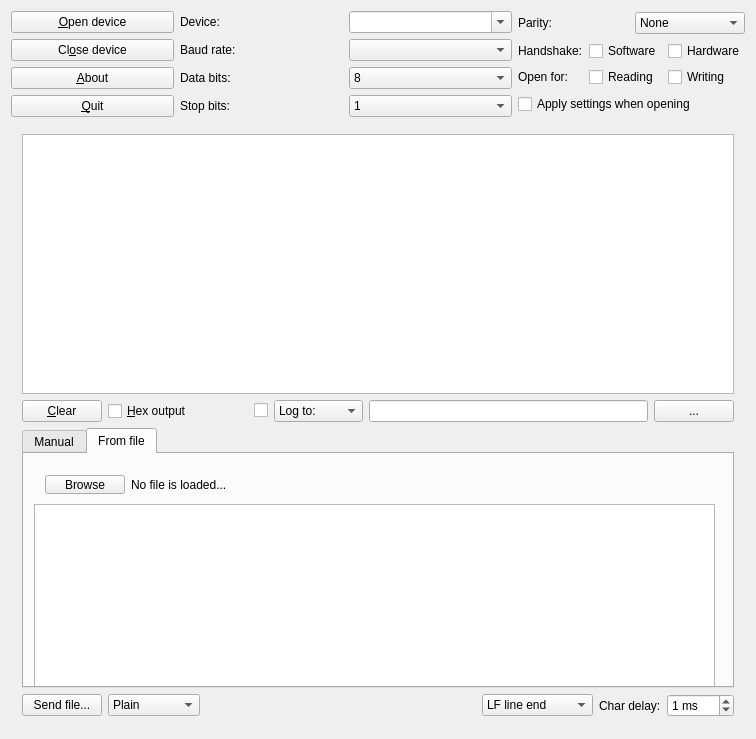
First picture: the form in cutecommdlg.ui, repository impegoraro/cutecom, before the edit.
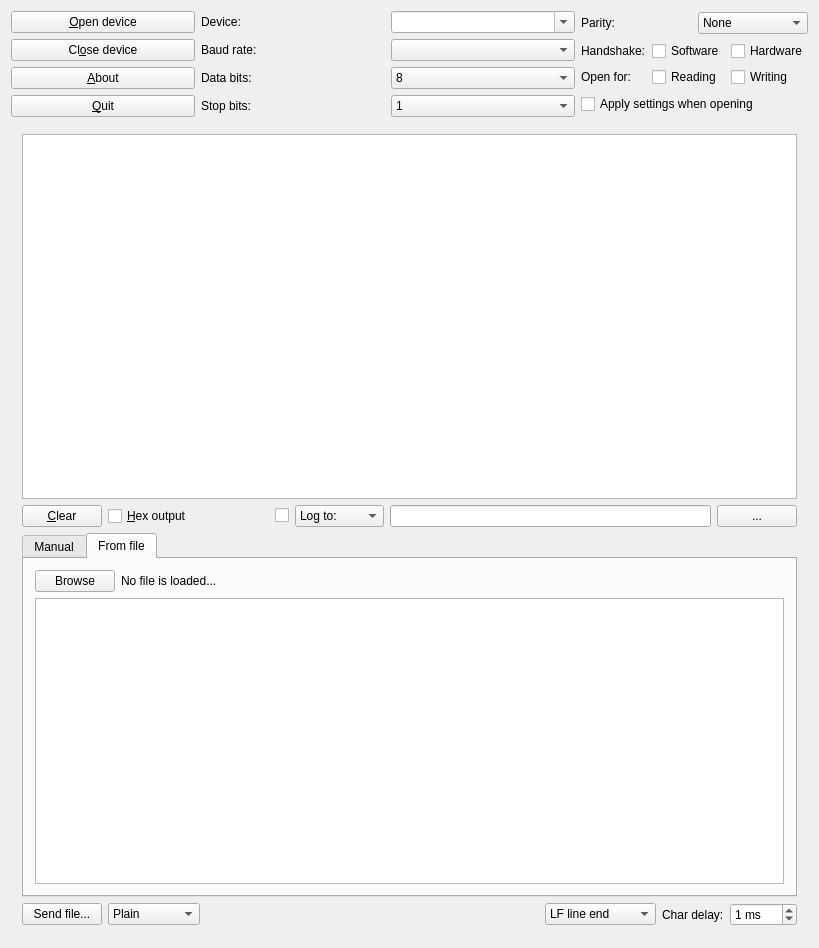
Second picture: the form after the edit. The open tabs and pages were chosen to show the change.

What changed in the file:
```diff
--- a/cutecommdlg.ui
+++ b/cutecommdlg.ui
@@ -6,8 +6,8 @@
    <rect>
     <x>0</x>
     <y>0</y>
-    <width>756</width>
-    <height>739</height>
+    <width>819</width>
+    <height>948</height>
    </rect>
   </property>
   <property name="windowTitle">
@@ -405,6 +405,9 @@
        </item>
        <item>
         <widget class="QTabWidget" name="tabWidget">
+         <property name="autoFillBackground">
+          <bool>false</bool>
+         </property>
          <property name="currentIndex">
           <number>0</number>
          </property>
@@ -468,15 +471,8 @@
           <attribute name="title">
            <string>From file</string>
           </attribute>
-          <widget class="QWidget" name="horizontalLayoutWidget">
-           <property name="geometry">
-            <rect>
-             <x>10</x>
-             <y>10</y>
-             <width>681</width>
-             <height>41</height>
-            </rect>
-           </property>
+          <layout class="QVBoxLayout" name="verticalLayout_2">
+           <item>
            <layout class="QHBoxLayout" name="horizontalLayout">
             <item>
              <widget class="QPushButton" name="btnBrowseFile">
@@ -506,16 +502,9 @@
              </spacer>
             </item>
            </layout>
-          </widget>
+           </item>
+           <item>
           <widget class="QTreeView" name="m_treeFileCmd">
-           <property name="geometry">
-            <rect>
-             <x>10</x>
-             <y>50</y>
-             <width>681</width>
-             <height>192</height>
-            </rect>
-           </property>
            <property name="alternatingRowColors">
             <bool>true</bool>
            </property>
@@ -529,6 +518,8 @@
             <bool>false</bool>
            </property>
           </widget>
+           </item>
+          </layout>
          </widget>
         </widget>
        </item>
```
Left out of the diff: 26 changed lines with no effect on the pictures. Lines whose indentation alone changed are shown as unchanged.
